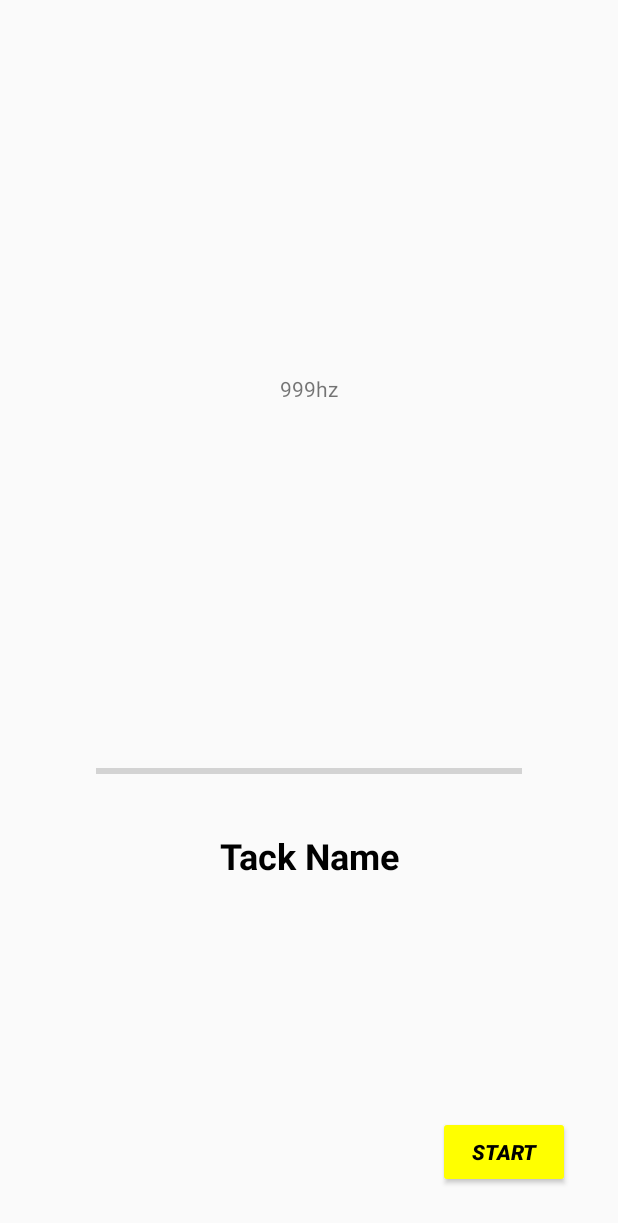
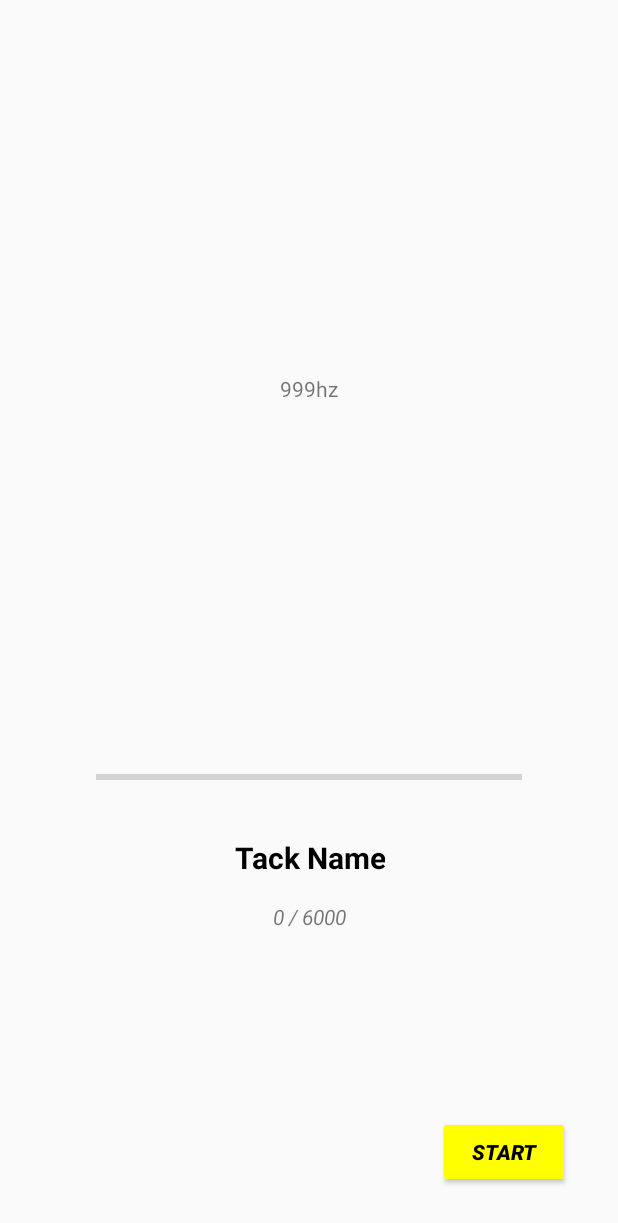
Before and after one commit to Cifoviko/AudioAccelerometerLogger, an Android app built with Jetpack Compose: the screen it shows after launch (MainActivity), on a phone screen of 412 x 824 dp. Shown: the top 1223 px of the screen. Run offline under Robolectric (Android 15) with nearby library versions, the phone set to English and light mode, and no system bars; 2 statements that could not run were skipped.

Commit message:
Better logging and UI

```diff
--- a/app/src/main/java/com/example/audioaccelerometerlogger/MainActivity.kt
+++ b/app/src/main/java/com/example/audioaccelerometerlogger/MainActivity.kt
@@ -1,6 +1,7 @@
 package com.example.audioaccelerometerlogger
 
 import android.annotation.SuppressLint
+import android.content.res.AssetFileDescriptor
 import android.hardware.Sensor
 import android.hardware.SensorEvent
 import android.hardware.SensorEventListener
@@ -19,6 +20,10 @@ import android.widget.ProgressBar
 import android.widget.TextView
 import androidx.activity.ComponentActivity
 import androidx.core.content.ContextCompat
+import kotlinx.coroutines.CoroutineScope
+import kotlinx.coroutines.Dispatchers
+import kotlinx.coroutines.delay
+import kotlinx.coroutines.launch
 import java.io.File
 import kotlin.time.Duration.Companion.seconds
 import kotlin.time.TimeMark
@@ -38,14 +43,25 @@ class MainActivity : ComponentActivity(), SensorEventListener {
     // +---------+
     private lateinit var hzTextView: TextView
     private lateinit var trackNameTextView: TextView
+    private lateinit var trackIdTextView: TextView
     private lateinit var trackProgressBar: ProgressBar
     private lateinit var startTestButton: Button
+
+    // +--------------+
+    // | UI data vars |
+    // +--------------+
+    private var updatedTrack = false
 
     // +------------------+
     // | MediaPlayer vars |
     // +------------------+
     private lateinit var mediaPlayer: MediaPlayer
     private var playingMediaPlayer: MediaPlayer? = null
+    private var nextMediaPlayer: MediaPlayer? = null
+    private var playingResourceFd: AssetFileDescriptor? = null
+    private var nextResourceFd: AssetFileDescriptor? = null
+    private var isNextPrepared = false
+    private lateinit var trackStartTimestamp: TimeMark
     private var playingTrackId = 0
     private lateinit var tracks: ArrayList<String>
     private lateinit var trackNames: ArrayList<String>
@@ -54,7 +70,7 @@ class MainActivity : ComponentActivity(), SensorEventListener {
     // | Accelerometer Data |
     // +--------------------+
     private lateinit var lastBatchPull: TimeMark
-    private val hzCalculationMeasurementCount = 100
+    private val hzCalculationMeasurementCount = 25
     private var measurementCount = 0
 
     // +-----------+
@@ -77,6 +93,7 @@ class MainActivity : ComponentActivity(), SensorEventListener {
         // Initializing UI elements
         hzTextView = findViewById(R.id.hzTextView)
         trackNameTextView = findViewById(R.id.trackNameTextView)
+        trackIdTextView = findViewById(R.id.trackIdTextView)
         trackProgressBar = findViewById(R.id.trackProgressBar)
         startTestButton = findViewById(R.id.startTestButton)
 
@@ -140,11 +157,10 @@ class MainActivity : ComponentActivity(), SensorEventListener {
 
         if (playingMediaPlayer != null && playingMediaPlayer!!.isPlaying) {
             val mediaTimestamp = playingMediaPlayer!!.currentPosition
+            val calculatedMediaTimestamp = trackStartTimestamp.elapsedNow().inWholeMilliseconds
             val trackName = trackNames[playingTrackId]
 
-            if (mediaTimestamp > 0) {
-                dataFile.appendText("$currentTimestamp, $x, $y, $z, $mediaTimestamp, $trackName\n")
-            }
+            dataFile.appendText("$currentTimestamp, $x, $y, $z, $mediaTimestamp, $calculatedMediaTimestamp, $trackName\n")
             // Log.d("DEVEL", "Writing log: $currentTimestamp, $x, $y, $z, $mediaTimestamp, $trackName")
         }
     }
@@ -184,12 +200,17 @@ class MainActivity : ComponentActivity(), SensorEventListener {
         val filename = getDeviceName() + "_" + currentDate + ".txt"
         dataFile = File(Environment.getExternalStoragePublicDirectory(Environment.DIRECTORY_DOWNLOADS), filename)
         Log.d("DEVEL", "Started test, log file: $filename")
-        dataFile.writeText("Timestamp, X, Y, Z, MediaTimestamp, TrackName\n")
+        dataFile.writeText("Timestamp, X, Y, Z, MediaTimestamp, CalculatedMediaTimestamp, TrackName\n")
 
         // Restart MediaPlayer
         playingMediaPlayer = mediaPlayer
         playingTrackId = 0
+
+        trackNameTextView.text = trackNames[playingTrackId]
+        trackIdTextView.text = "$playingTrackId/${tracks.size}"
+
         mediaPlayer.start()
+        trackStartTimestamp = timeSource.markNow()
     }
 
     @SuppressLint("SetTextI18n")
@@ -229,12 +250,19 @@ class MainActivity : ComponentActivity(), SensorEventListener {
 
         player.setOnCompletionListener {
             player.stop()
+            player.reset()
             player.release()
+
             if (id + 1 < tracks.size) {
                 val nextPlayer = createMediaPlayer(id + 1)
                 playingMediaPlayer = nextPlayer
                 playingTrackId = id + 1
+
+                trackNameTextView.text = trackNames[playingTrackId]
+                trackIdTextView.text = "$playingTrackId/${tracks.size}"
+
                 nextPlayer.start()
+                trackStartTimestamp = timeSource.markNow()
             } else {
                 endTest()
             }
--- a/app/src/main/res/layout/main_layout.xml
+++ b/app/src/main/res/layout/main_layout.xml
@@ -13,7 +13,7 @@
         android:text="Tack Name"
         android:textAlignment="textEnd"
         android:textColor="@color/black"
-        android:textSize="24sp"
+        android:textSize="20sp"
         android:textStyle="bold"
         app:layout_constraintBottom_toBottomOf="parent"
         app:layout_constraintEnd_toEndOf="parent"
@@ -59,4 +59,16 @@
         app:layout_constraintStart_toStartOf="parent"
         app:layout_constraintTop_toTopOf="parent"
         app:layout_constraintVertical_bias="0.31" />
+
+    <TextView
+        android:id="@+id/trackIdTextView"
+        android:layout_width="wrap_content"
+        android:layout_height="wrap_content"
+        android:layout_marginTop="16dp"
+        android:text="0 / 6000"
+        android:textAlignment="center"
+        android:textStyle="italic"
+        app:layout_constraintEnd_toEndOf="parent"
+        app:layout_constraintStart_toStartOf="parent"
+        app:layout_constraintTop_toBottomOf="@+id/trackNameTextView" />
 </androidx.constraintlayout.widget.ConstraintLayout>
```
